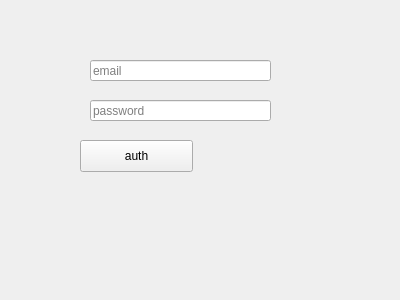
Above: forms/auth.ui from Batname/bat-messenger before the change. Below: the same form after it.
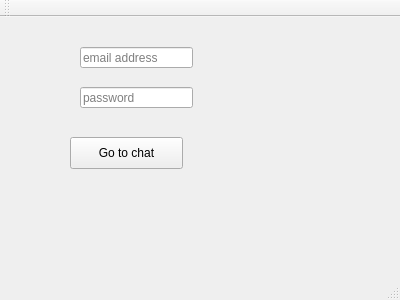
That is the form after the change.

Diff of the .ui file:
```diff
--- a/forms/auth.ui
+++ b/forms/auth.ui
@@ -1,7 +1,7 @@
 <?xml version="1.0" encoding="UTF-8"?>
 <ui version="4.0">
  <class>Auth</class>
- <widget class="QWidget" name="Auth">
+ <widget class="QMainWindow" name="Auth">
   <property name="geometry">
    <rect>
     <x>0</x>
@@ -13,25 +13,26 @@
   <property name="windowTitle">
    <string>Form</string>
   </property>
+  <widget class="QWidget" name="centralWidget">
   <widget class="QLineEdit" name="lineEdit">
    <property name="geometry">
     <rect>
-     <x>90</x>
-     <y>60</y>
-     <width>181</width>
+      <x>80</x>
+      <y>30</y>
+      <width>113</width>
      <height>21</height>
     </rect>
    </property>
    <property name="placeholderText">
-    <string>email</string>
+     <string>email address</string>
    </property>
   </widget>
   <widget class="QLineEdit" name="lineEdit_2">
    <property name="geometry">
     <rect>
-     <x>90</x>
-     <y>100</y>
-     <width>181</width>
+      <x>80</x>
+      <y>70</y>
+      <width>113</width>
      <height>21</height>
     </rect>
    </property>
@@ -42,17 +43,38 @@
   <widget class="QPushButton" name="pushButton">
    <property name="geometry">
     <rect>
-     <x>80</x>
-     <y>140</y>
+      <x>70</x>
+      <y>120</y>
      <width>113</width>
      <height>32</height>
     </rect>
    </property>
    <property name="text">
-    <string>auth</string>
+     <string>Go to chat</string>
    </property>
   </widget>
  </widget>
+  <widget class="QMenuBar" name="menuBar">
+   <property name="geometry">
+    <rect>
+     <x>0</x>
+     <y>0</y>
+     <width>400</width>
+     <height>22</height>
+    </rect>
+   </property>
+  </widget>
+  <widget class="QToolBar" name="mainToolBar">
+   <attribute name="toolBarArea">
+    <enum>TopToolBarArea</enum>
+   </attribute>
+   <attribute name="toolBarBreak">
+    <bool>false</bool>
+   </attribute>
+  </widget>
+  <widget class="QStatusBar" name="statusBar"/>
+ </widget>
+ <layoutdefault spacing="6" margin="11"/>
  <resources/>
  <connections/>
 </ui>
```
Left out of the diff: 2 changed lines with no effect on the pictures. Lines whose indentation alone changed are shown as unchanged.
